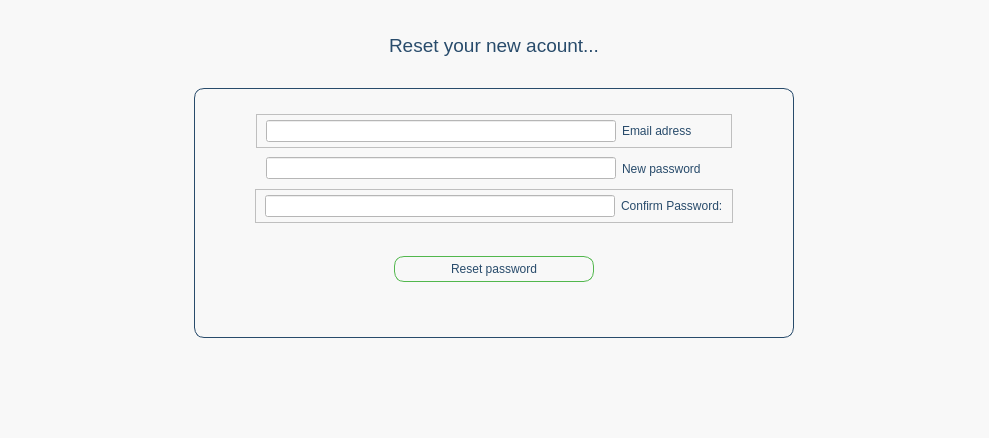
Qt form view/ui/reset_password.ui (MYI26/My_Portfolio_Manager) before a commit.
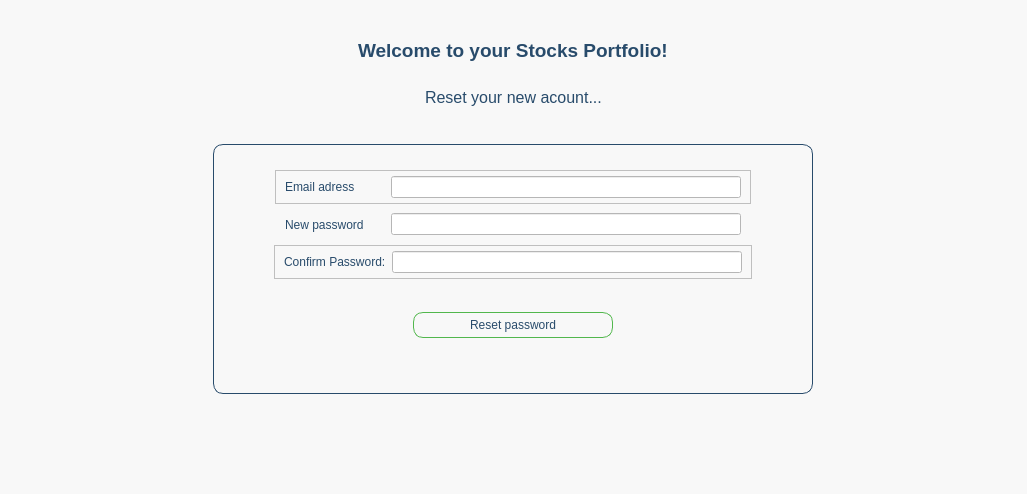
The same form after that commit.

Commit message: Enhancement: Update UI components for authentication views, including layout direction adjustments and welcome messages for improved user experience.

```diff
--- a/view/ui/reset_password.ui
+++ b/view/ui/reset_password.ui
@@ -6,13 +6,16 @@
    <rect>
     <x>0</x>
     <y>0</y>
-    <width>989</width>
-    <height>438</height>
+    <width>1027</width>
+    <height>494</height>
    </rect>
   </property>
   <property name="windowTitle">
    <string>Frame</string>
   </property>
+  <property name="layoutDirection">
+   <enum>Qt::LeftToRight</enum>
+  </property>
   <property name="styleSheet">
    <string notr="true">background-color: rgb(248, 248, 248);</string>
   </property>
@@ -23,11 +26,27 @@
    <property name="bottomMargin">
     <number>100</number>
    </property>
+   <item alignment="Qt::AlignHCenter">
+    <widget class="QLabel" name="label_2">
+     <property name="font">
+      <font>
+       <pointsize>14</pointsize>
+       <bold>true</bold>
+      </font>
+     </property>
+     <property name="styleSheet">
+      <string notr="true">color: rgb(40, 75, 107);</string>
+     </property>
+     <property name="text">
+      <string>Welcome to your Stocks Portfolio!</string>
+     </property>
+    </widget>
+   </item>
    <item alignment="Qt::AlignHCenter|Qt::AlignVCenter">
     <widget class="QLabel" name="label">
      <property name="font">
       <font>
-       <pointsize>14</pointsize>
+       <pointsize>12</pointsize>
       </font>
      </property>
      <property name="styleSheet">
@@ -107,6 +126,9 @@
       </property>
       <item alignment="Qt::AlignHCenter">
        <widget class="QFrame" name="frame_3">
+        <property name="layoutDirection">
+         <enum>Qt::RightToLeft</enum>
+        </property>
         <property name="frameShape">
          <enum>QFrame::StyledPanel</enum>
         </property>
@@ -171,6 +193,9 @@
       </item>
       <item alignment="Qt::AlignHCenter">
        <widget class="QFrame" name="frame_2">
+        <property name="layoutDirection">
+         <enum>Qt::RightToLeft</enum>
+        </property>
         <property name="frameShape">
          <enum>QFrame::NoFrame</enum>
         </property>
@@ -241,6 +266,9 @@
           <height>0</height>
          </size>
         </property>
+        <property name="layoutDirection">
+         <enum>Qt::RightToLeft</enum>
+        </property>
         <property name="frameShape">
          <enum>QFrame::StyledPanel</enum>
         </property>
```
The commit also changes 8 other files.
